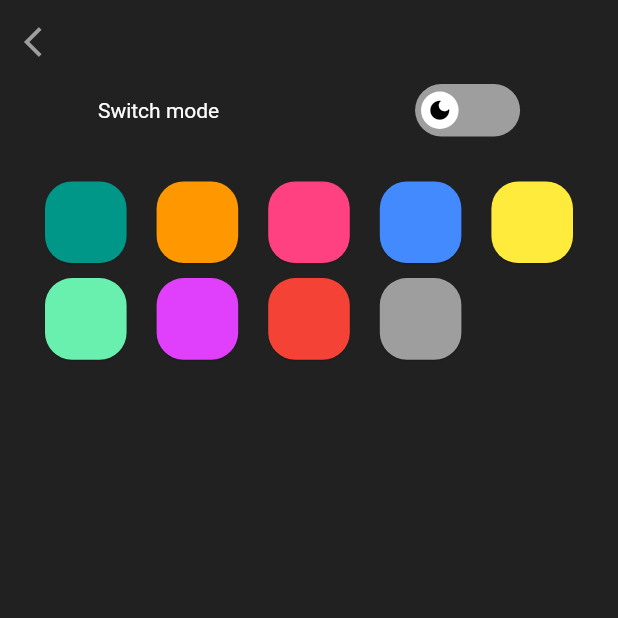
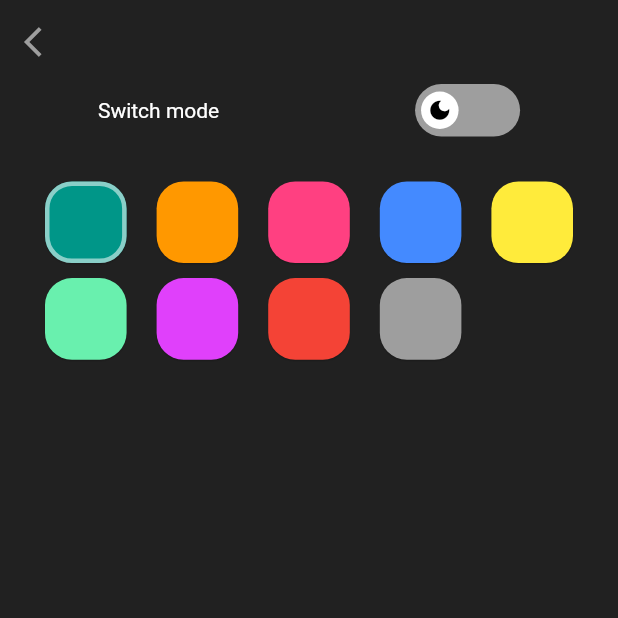
Before and after one commit to Humen-debug/TodoList, a Flutter app: the AppearanceScreen screen opened directly, after a tap on the "light mode" icon, on a phone screen of 412 x 824 dp, the top half of it. Run offline on Flutter 3.47's test engine with Material 2 defaults, Android fonts, the phone set to English and light mode, and no system bars; drawn by our look-alikes of flutter_switch; our stand-ins replace page_transition, reorderables, table_calendar.

Commit message:
not show list title when number of completed tasks = list length

```diff
--- a/Todo_List/todo_list/lib/Screens/Settings/appearance_screen.dart
+++ b/Todo_List/todo_list/lib/Screens/Settings/appearance_screen.dart
@@ -1,4 +1,5 @@
 import 'package:flutter/material.dart';
+import 'package:flutter/widgets.dart';
 import 'package:todo_list/Models/theme.dart';
 import 'package:provider/provider.dart';
 import 'package:flutter_switch/flutter_switch.dart';
@@ -72,6 +73,10 @@ class _AppearanceScreenState extends State<AppearanceScreen> {
                     shape: RoundedRectangleBorder(
                       borderRadius: BorderRadius.circular(18.0),
                     ),
+                    splashFactory: InkRipple.splashFactory,
+                    side: index == themeKey
+                        ? const BorderSide(width: 3, color: Colors.white54)
+                        : BorderSide.none,
                     primary: _baseColors[index],
                     elevation: 0.5),
               );
--- a/Todo_List/todo_list/lib/Widgets/task_listview_widget.dart
+++ b/Todo_List/todo_list/lib/Widgets/task_listview_widget.dart
@@ -22,6 +22,10 @@ class TaskListView extends StatefulWidget {
 }
 
 class _TaskListViewState extends State<TaskListView> {
+  void setCompleted_num() {
+    int count = 0;
+  }
+
   void _onReorder(int oldIndex, int newIndex) {
     setState(() {
       if (newIndex > oldIndex) {
@@ -45,7 +49,6 @@ class _TaskListViewState extends State<TaskListView> {
 
 // need to update the add and remove
   void updateComplete(List<Task> list, int index, bool? flag) {
-    // final List dummyList = list;
     final Task temp = list[index];
     // int completeIndex = list.indexWhere((task) => task.isCompleted == true);
     setState(() {
@@ -58,25 +61,22 @@ class _TaskListViewState extends State<TaskListView> {
           }
           widget.user.taskMap['Completed']!.add(temp);
         }
-
-        // list.remove(temp);
-        // list.add(temp);
       } else {
         if (list != widget.user.taskMap['Completed']!) {
-          print(list);
           widget.user.taskMap['Completed']!.remove(temp);
           widget.taskMap['Completed'].remove(temp);
         } else {
           list.remove(temp);
           widget.taskMap['Completed']!.remove(temp);
         }
-        // list.add(temp);
-        // if (completeIndex != -1) {
-        //   list.insert(completeIndex, temp);
-        // } else {
-        //   list.add(temp);
-        //   // widget.user.taskMap[MainScreenState.currentList]!.add(temp);
-        // }
+        for (List v in widget.user.taskMap.values) {
+          for (Task task in v) {
+            if (temp.title == task.title &&
+                temp.createdTime == task.createdTime) {
+              task.isCompleted = !task.isCompleted;
+            }
+          }
+        }
       }
 
       widget.file.updateUser(id: widget.user.id, updatedUser: widget.user);
@@ -137,14 +137,21 @@ class _TaskListViewState extends State<TaskListView> {
       delegate: SliverChildBuilderDelegate(
         (context, index) {
           String key = keys[index];
+          int count = widget.taskMap[key]
+              .where((e) => e.isCompleted == true)
+              .toList()
+              .length;
           return Card(
               // shape: RoundedRectangleBorder(
               //     borderRadius: BorderRadius.circular(5.0)),
               elevation: 0.0,
               child: ((key != "Completed" || widget.user.showComplete) ||
                       key == MainScreenState.currentList
-                  ? (widget.taskMap[key].isNotEmpty)
-                      ? Column(
+                  ? (widget.taskMap[key].isEmpty ||
+                          count == widget.taskMap[key].length &&
+                              key != "Completed")
+                      ? const SizedBox.shrink()
+                      : Column(
                           children: [
                             Text(key),
                             ListView.builder(
@@ -266,7 +273,6 @@ class _TaskListViewState extends State<TaskListView> {
                                 }),
                           ],
                         )
-                      : const SizedBox.shrink()
                   : const SizedBox.shrink()));
         },
         childCount: widget.taskMap.length,
```
Also changed, not shown: Todo_List/todo_list/lib/Models/task.dart (+0 -14 lines), Todo_List/todo_list/lib/Screens/Task/task_screen.dart (+7 -0 lines).
